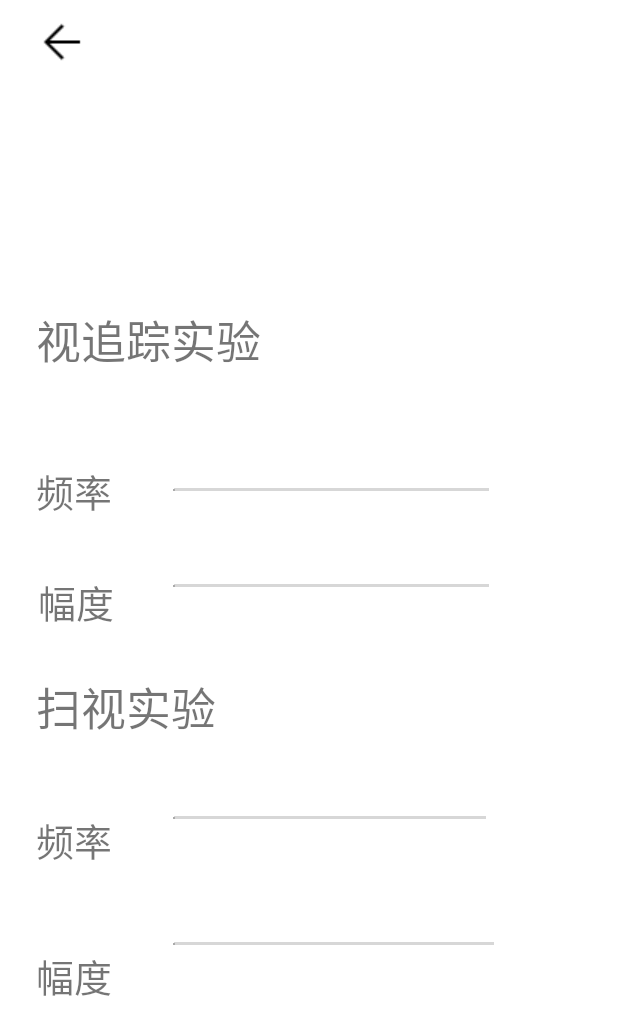
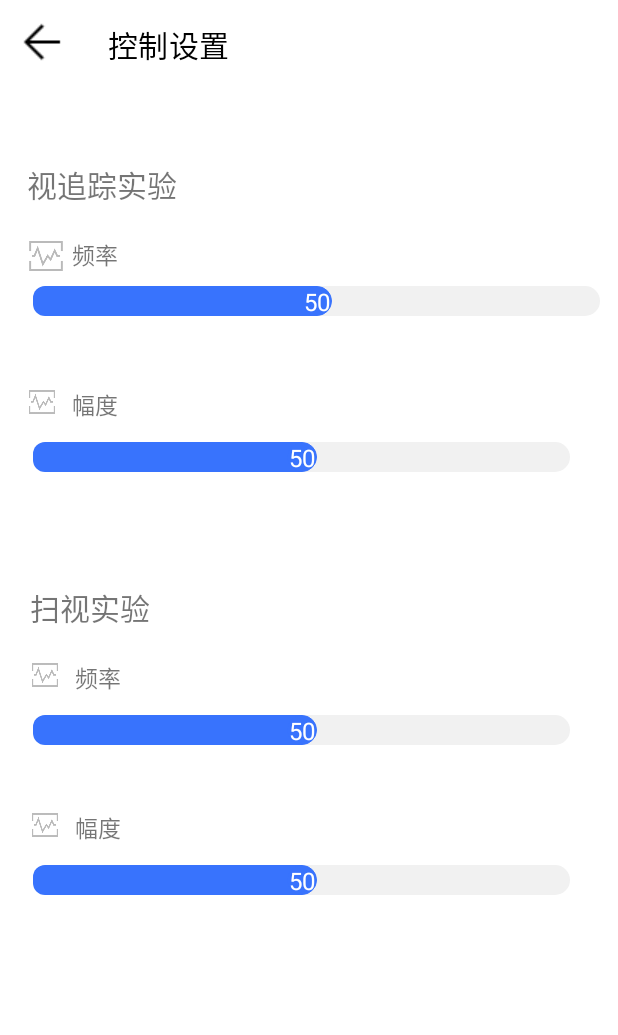
Before and after one commit to YanshanYu/HGHD, an Android app: the layout activity_param_setting.xml on its own in the app's theme, with its tools: preview values and no code run, on a phone screen of 412 x 824 dp. Shown: the top 1035 px of the screen. Run offline under Robolectric (Android 15) with nearby library versions, the phone set to English and light mode, and no system bars.

Commit message:
完成拖动条的界面

```diff
--- a/app/src/main/java/com/yu/zehnit/BaseActivity.java
+++ b/app/src/main/java/com/yu/zehnit/BaseActivity.java
@@ -2,6 +2,7 @@ package com.yu.zehnit;
 
 import android.os.Bundle;
 
+import androidx.appcompat.app.ActionBar;
 import androidx.appcompat.app.AppCompatActivity;
 
 public class BaseActivity extends AppCompatActivity {
@@ -10,6 +11,10 @@ public class BaseActivity extends AppCompatActivity {
     protected void onCreate(Bundle savedInstanceState) {
         super.onCreate(savedInstanceState);
         ActivityController.addActivity(this);
+        ActionBar actionBar = getSupportActionBar();
+        if (actionBar != null) {
+            actionBar.hide();
+        }
     }
 
     @Override
--- a/app/src/main/java/com/yu/zehnit/LoginActivity.java
+++ b/app/src/main/java/com/yu/zehnit/LoginActivity.java
@@ -29,14 +29,14 @@ public class LoginActivity extends BaseActivity {
     @Override
     protected void onCreate(Bundle savedInstanceState) {
         super.onCreate(savedInstanceState);
-        setContentView(R.layout.activity_login);
+
         intent = new Intent(LoginActivity.this, MainActivity.class);
 
         // 若已登录，直接进入主页
         SharedPreferences pref = getSharedPreferences("data", MODE_PRIVATE);
         Boolean isLogin = pref.getBoolean("isLogin", false);
         if (isLogin) startActivity(intent);
-
+        setContentView(R.layout.activity_login);
         editPhoneNumber = findViewById(R.id.edit_phone_number);
         editCode = findViewById(R.id.edit_code);
         editPhoneNumber.setInputType(InputType.TYPE_CLASS_NUMBER);
--- a/app/src/main/java/com/yu/zehnit/tools/IndicatorSeekBar.java
+++ b/app/src/main/java/com/yu/zehnit/tools/IndicatorSeekBar.java
@@ -44,8 +44,9 @@ public class IndicatorSeekBar extends AppCompatSeekBar {
         mPaint = new TextPaint();
 
         mPaint.setAntiAlias(true);
-        mPaint.setColor(Color.parseColor("#00574B"));
+//        mPaint.set(Color.parseColor("#FFFFFF"));
         mPaint.setTextSize(sp2px(16));
+        mPaint.setColor(Color.parseColor("#FFFFFF"));
 
         // 如果不设置padding，当滑动到最左边或最右边时，滑块会显示不全
         setPadding(mThumbWidth/4, 0, mThumbWidth/4, 0);
--- /dev/null
+++ b/app/src/main/res/drawable/boder_bottom.xml
@@ -0,0 +1,16 @@
+<?xml version="1.0" encoding="utf-8"?>
+<layer-list xmlns:android="http://schemas.android.com/apk/res/android" >
+    <item>
+        <shape>
+            <solid android:color="#55919191"/>
+        </shape>
+    </item>
+    <!-- 给View的上 左  右 下设置边框 ，其中只有底部边框是6dp,其他边框都为0-->
+    <item android:top="0dp" android:left="0dp" android:right="0dp" android:bottom="0.5dp" >
+        <shape>
+            <!--     View填充颜色 -->
+            <solid android:color="#FFFFFF" />
+        </shape>
+    </item>
+
+</layer-list>
--- a/app/src/main/res/drawable/ic_sb_24dp.xml
+++ b/app/src/main/res/drawable/ic_sb_24dp.xml
@@ -1,12 +1,13 @@
 <?xml version="1.0" encoding="utf-8"?>
 <shape xmlns:android="http://schemas.android.com/apk/res/android"
-    android:shape="rectangle"
+    android:shape="oval"
+
     android:useLevel="false">
-    <solid android:color="@android:color/darker_gray"/>  <!-- 颜色-->
+    <solid android:color="#3873FD"/>  <!-- 颜色-->
     <stroke
         android:width="0.5dp"
-        android:color="@android:color/darker_gray" />
+        android:color="#3873FD" />
     <size
-        android:width="1dp"
-        android:height="1dp" />
+        android:width="20dp"
+        android:height="20dp" />
 </shape>
--- a/app/src/main/res/drawable/seekbar_progress_drawable.xml
+++ b/app/src/main/res/drawable/seekbar_progress_drawable.xml
@@ -3,8 +3,8 @@
 
     <item android:id="@android:id/background">
         <shape>
-            <corners android:radius="8dp"/>
-            <solid android:color="@android:color/darker_gray"/>
+            <corners android:radius="10dp"/>
+            <solid android:color="#F1F1F1"/>
         </shape>
     </item>
 
@@ -12,7 +12,7 @@
         <clip>
             <shape>
                 <corners android:radius="8dp"/>
-                <solid android:color="#836FFF" />
+                <solid android:color="#3873FD" />
             </shape>
         </clip>
     </item>
--- a/app/src/main/res/layout/activity_param_setting.xml
+++ b/app/src/main/res/layout/activity_param_setting.xml
@@ -7,145 +7,206 @@
     android:visibility="visible"
     tools:context=".ui.control.ControlFragment">
 
-    <SeekBar
-        android:id="@+id/seekbar_nomal"
-        android:layout_width="242dp"
-        android:layout_height="37dp"
-        android:layout_marginStart="100dp"
-        android:layout_marginTop="372dp"
-        android:layout_marginEnd="50dp"
-        android:max="100"
-        android:thumb="@drawable/ic_sb_24dp"
-        android:thumbTintMode="add"
-        app:layout_constraintEnd_toEndOf="parent"
-        app:layout_constraintHorizontal_bias="0.0"
-        app:layout_constraintStart_toStartOf="parent"
-        app:layout_constraintTop_toTopOf="parent" />
-
-    <SeekBar
-        android:id="@+id/seekbar_nomal2"
-        style="@style/Widget.AppCompat.SeekBar"
-        android:layout_width="242dp"
-        android:layout_height="38dp"
-        android:layout_marginStart="100dp"
-        android:layout_marginTop="308dp"
-        android:layout_marginEnd="50dp"
-        android:max="100"
-        android:thumb="@drawable/ic_sb_24dp"
-        android:thumbTintMode="add"
-        app:layout_constraintEnd_toEndOf="parent"
-        app:layout_constraintHorizontal_bias="0.0"
-        app:layout_constraintStart_toStartOf="parent"
-        app:layout_constraintTop_toTopOf="parent" />
-
-    <SeekBar
-        android:id="@+id/seekbar_nomal3"
-        android:layout_width="240dp"
-        android:layout_height="35dp"
-        android:layout_marginStart="100dp"
-        android:layout_marginTop="528dp"
-        android:layout_marginEnd="50dp"
-        android:max="100"
-        android:thumb="@drawable/ic_sb_24dp"
-        android:thumbTintMode="add"
-        app:layout_constraintEnd_toEndOf="parent"
-        app:layout_constraintHorizontal_bias="0.0"
-        app:layout_constraintStart_toStartOf="parent"
-        app:layout_constraintTop_toTopOf="parent" />
-
-    <SeekBar
-        android:id="@+id/seekbar_nomal4"
-        android:layout_width="245dp"
-        android:layout_height="35dp"
-        android:layout_marginStart="100dp"
-        android:layout_marginTop="612dp"
-        android:layout_marginEnd="50dp"
-        android:max="100"
-        android:thumb="@drawable/ic_sb_24dp"
-        android:thumbTintMode="add"
-        app:layout_constraintEnd_toEndOf="parent"
-        app:layout_constraintHorizontal_bias="0.0"
-        app:layout_constraintStart_toStartOf="parent"
-        app:layout_constraintTop_toTopOf="parent" />
-
-    <TextView
-        android:id="@+id/textView"
-        android:layout_width="wrap_content"
-        android:layout_height="wrap_content"
-        android:layout_marginStart="24dp"
-        android:layout_marginTop="308dp"
-        android:text="@string/frequency"
-        android:textSize="25sp"
-        app:layout_constraintStart_toStartOf="parent"
-        app:layout_constraintTop_toTopOf="parent" />
-
-    <TextView
-        android:id="@+id/textView2"
-        android:layout_width="wrap_content"
-        android:layout_height="wrap_content"
-        android:layout_marginStart="25dp"
-        android:layout_marginTop="35dp"
-        android:text="@string/range"
-        android:textSize="25sp"
-        app:layout_constraintStart_toStartOf="parent"
-        app:layout_constraintTop_toBottomOf="@+id/textView" />
-
-    <TextView
-        android:id="@+id/textView3"
-        android:layout_width="wrap_content"
-        android:layout_height="wrap_content"
-        android:layout_marginStart="24dp"
-        android:layout_marginTop="120dp"
-        android:text="@string/frequency"
-        android:textSize="25sp"
-        app:layout_constraintStart_toStartOf="parent"
-        app:layout_constraintTop_toBottomOf="@+id/textView2" />
-
-    <TextView
-        android:id="@+id/textView4"
-        android:layout_width="wrap_content"
-        android:layout_height="wrap_content"
-        android:layout_marginStart="24dp"
-        android:layout_marginTop="52dp"
-        android:text="@string/range"
-        android:textSize="25sp"
-        app:layout_constraintStart_toStartOf="parent"
-        app:layout_constraintTop_toBottomOf="@+id/textView3" />
-
-    <TextView
-        android:id="@+id/textView5"
-        android:layout_width="wrap_content"
-        android:layout_height="wrap_content"
-        android:layout_marginStart="24dp"
-        android:layout_marginTop="204dp"
-        android:text="@string/experiment1"
-        android:textSize="30sp"
-        app:layout_constraintStart_toStartOf="parent"
-        app:layout_constraintTop_toTopOf="parent" />
-
-    <TextView
-        android:id="@+id/textView6"
-        android:layout_width="wrap_content"
-        android:layout_height="wrap_content"
-        android:layout_marginStart="24dp"
-        android:layout_marginTop="28dp"
-        android:text="@string/experiment2"
-        android:textSize="30sp"
-        app:layout_constraintStart_toStartOf="parent"
-        app:layout_constraintTop_toBottomOf="@+id/textView2" />
-
     <androidx.appcompat.widget.Toolbar
         android:id="@+id/toolbar3"
-        android:layout_width="385dp"
+        android:layout_width="match_parent"
         android:layout_height="60dp"
-        android:background="@color/white"
+        android:background="@drawable/boder_bottom"
         android:minHeight="?attr/actionBarSize"
         android:theme="?attr/actionBarTheme"
         app:layout_constraintEnd_toEndOf="parent"
         app:layout_constraintStart_toStartOf="parent"
         app:layout_constraintTop_toTopOf="parent"
         app:navigationIcon="@drawable/back"
-        app:title="控制设置" />
+        app:titleTextColor="#000"
+        app:title="控制设置"
+        />
+
+    <TextView
+        android:id="@+id/class_sin_text"
+        android:layout_width="wrap_content"
+        android:layout_height="wrap_content"
+        android:layout_marginStart="18dp"
+        android:layout_marginTop="108dp"
+        android:text="视追踪实验"
+        android:textSize="20sp"
+        app:layout_constraintStart_toStartOf="parent"
+        app:layout_constraintTop_toTopOf="parent" />
+
+    <TextView
+        android:id="@+id/sin_frequency_indicator"
+        android:layout_width="wrap_content"
+        android:layout_height="wrap_content"
+        android:background="@drawable/propm"
+        android:gravity="center"
+        android:textColor="#3270F9"
+        android:textSize="16sp"
+        android:visibility="invisible"
+        app:layout_constraintStart_toStartOf="@+id/sin_frequency_text"
+        app:layout_constraintTop_toTopOf="@+id/sin_frequency_text"
+        android:layout_marginTop="0dp"
+        android:layout_marginEnd="50dp" />
 
 
+    <com.yu.zehnit.tools.IndicatorSeekBar
+        android:id="@+id/sin_frequency"
+        android:layout_width="match_parent"
+        android:layout_height="37dp"
+        android:layout_marginStart="10dp"
+        android:layout_marginTop="24dp"
+        android:background="@null"
+        android:max="100"
+        android:maxHeight="20dp"
+        android:minHeight="20dp"
+        android:progress="50"
+        android:progressDrawable="@drawable/seekbar_progress_drawable"
+        android:splitTrack="false"
+        android:thumb="@drawable/ic_sb_24dp"
+        app:layout_constraintStart_toStartOf="@+id/sin_frequency_img"
+        app:layout_constraintTop_toTopOf="@+id/sin_frequency_img" />
+
+    <com.yu.zehnit.tools.IndicatorSeekBar
+        android:id="@+id/sin_amplitude"
+        android:layout_width="match_parent"
+        android:layout_height="37dp"
+        android:layout_marginTop="28dp"
+        android:layout_marginStart="10dp"
+        android:layout_marginEnd="20dp"
+        android:background="@null"
+        android:max="100"
+        android:maxHeight="20dp"
+        android:minHeight="20dp"
+        android:progress="50"
+        android:progressDrawable="@drawable/seekbar_progress_drawable"
+        app:layout_constraintStart_toStartOf="@id/sin_amplitude_img"
+        app:layout_constraintTop_toTopOf="@id/sin_amplitude_img"
+        android:splitTrack="false"
+        android:thumb="@drawable/ic_sb_24dp" />
+
+
+    <com.yu.zehnit.tools.IndicatorSeekBar
+        android:id="@+id/fang_frequency"
+        android:layout_width="match_parent"
+        android:layout_height="37dp"
+        android:layout_marginTop="28dp"
+        android:layout_marginEnd="20dp"
+        android:layout_marginStart="10dp"
+        android:background="@null"
+        android:max="100"
+        android:maxHeight="20dp"
+        android:minHeight="20dp"
+        android:progress="50"
+        android:progressDrawable="@drawable/seekbar_progress_drawable"
+        app:layout_constraintStart_toStartOf="@id/fang_frequency_img"
+        app:layout_constraintTop_toTopOf="@id/fang_frequency_img"
+        android:splitTrack="false"
+        android:thumb="@drawable/ic_sb_24dp" />
+
+    <com.yu.zehnit.tools.IndicatorSeekBar
+        android:id="@+id/fang_amplitude"
+        android:layout_width="match_parent"
+        android:layout_height="37dp"
+        android:layout_marginTop="28dp"
+        android:layout_marginEnd="20dp"
+        android:layout_marginStart="10dp"
+        android:background="@null"
+        android:max="100"
+        android:maxHeight="20dp"
+        android:minHeight="20dp"
+        android:progress="50"
+        android:progressDrawable="@drawable/seekbar_progress_drawable"
+        app:layout_constraintStart_toStartOf="@id/fang_amplitude_img"
+        app:layout_constraintTop_toTopOf="@id/fang_amplitude_img"
+        android:splitTrack="false"
+        android:thumb="@drawable/ic_sb_24dp" />
+
+
+    <TextView
+        android:id="@+id/sin_frequency_text"
+        android:layout_width="wrap_content"
+        android:layout_height="wrap_content"
+        android:layout_marginStart="30dp"
+        android:text="频率"
+        android:textSize="15sp"
+        app:layout_constraintStart_toStartOf="@+id/sin_frequency_img"
+        app:layout_constraintTop_toTopOf="@+id/sin_frequency_img" />
+
+    <TextView
+        android:id="@+id/sin_amplitude_text"
+        android:layout_width="wrap_content"
+        android:layout_height="wrap_content"
+        android:layout_marginStart="30dp"
+        android:text="幅度"
+        android:textSize="15sp"
+        app:layout_constraintStart_toStartOf="@+id/sin_amplitude_img"
+        app:layout_constraintTop_toTopOf="@+id/sin_amplitude_img" />
+
+    <TextView
+        android:id="@+id/fang_frequency_text"
+        android:layout_width="wrap_content"
+        android:layout_height="wrap_content"
+        android:layout_marginStart="30dp"
+        android:text="频率"
+        android:textSize="15sp"
+        app:layout_constraintStart_toStartOf="@id/fang_frequency_img"
+        app:layout_constraintTop_toTopOf="@id/fang_frequency_img" />
+
+    <TextView
+        android:id="@+id/fang_amplitude_text"
+        android:layout_width="wrap_content"
+        android:layout_height="wrap_content"
+        android:layout_marginStart="30dp"
+        android:text="幅度"
+        android:textSize="15sp"
+        app:layout_constraintStart_toStartOf="@id/fang_amplitude_img"
+        app:layout_constraintTop_toTopOf="@+id/fang_amplitude_img" />
+
+
+    <TextView
+        android:id="@+id/class_fang_text"
+        android:layout_width="wrap_content"
+        android:layout_height="wrap_content"
+        android:layout_marginStart="20dp"
+        android:layout_marginTop="390dp"
+        android:text="扫视实验"
+        android:textSize="20sp"
+        app:layout_constraintStart_toStartOf="parent"
+        app:layout_constraintTop_toTopOf="parent" />
+
+    <ImageView
+        android:id="@+id/sin_frequency_img"
+        android:layout_width="25dp"
+        android:layout_height="25dp"
+        android:layout_marginTop="50dp"
+        android:src="@drawable/frequency"
+        app:layout_constraintStart_toStartOf="@id/class_sin_text"
+        app:layout_constraintTop_toTopOf="@id/class_sin_text" />
+
+    <ImageView
+        android:id="@+id/sin_amplitude_img"
+        android:layout_width="20dp"
+        android:layout_height="20dp"
+        android:layout_marginTop="100dp"
+        android:src="@drawable/frequency"
+        app:layout_constraintStart_toStartOf="@id/sin_frequency_img"
+        app:layout_constraintTop_toTopOf="@id/sin_frequency_img" />
+
+
+    <ImageView
+        android:id="@+id/fang_frequency_img"
+        android:layout_width="20dp"
+        android:layout_height="20dp"
+        android:layout_marginTop="50dp"
+        android:src="@drawable/frequency"
+        app:layout_constraintStart_toStartOf="@id/class_fang_text"
+        app:layout_constraintTop_toTopOf="@id/class_fang_text" />
+
+    <ImageView
+        android:id="@+id/fang_amplitude_img"
+        android:layout_width="20dp"
+        android:layout_height="20dp"
+        android:layout_marginTop="100dp"
+        android:src="@drawable/frequency"
+        app:layout_constraintStart_toStartOf="@id/fang_frequency_img"
+        app:layout_constraintTop_toTopOf="@id/fang_frequency_img" />
 </androidx.constraintlayout.widget.ConstraintLayout>
--- a/app/src/main/res/layout/fragment_home.xml
+++ b/app/src/main/res/layout/fragment_home.xml
@@ -39,15 +39,14 @@
     <Button
         android:layout_width="360dp"
         android:layout_height="204dp"
-        android:layout_marginStart="25dp"
         android:layout_marginTop="120dp"
-        android:layout_marginEnd="25dp"
         android:background="@color/white"
         android:drawableTop="@drawable/add_course"
         android:text="@string/add_equipment"
         android:textSize="35sp"
         app:layout_constraintTop_toBottomOf="@+id/logo"
-        tools:ignore="MissingConstraints" />
+        tools:ignore="MissingConstraints"
+        tools:layout_editor_absoluteX="33dp" />
 
 
 </androidx.constraintlayout.widget.ConstraintLayout>
```
Also changed, not shown: app/src/main/AndroidManifest.xml (+10 -13 lines), app/src/main/java/com/yu/zehnit/ControlSettingActivity.java (deleted, +0 -67 lines), app/src/main/java/com/yu/zehnit/ParamSettingActivity.java (+57 -3 lines), app/src/main/res/layout/activity_control_setting.xml (deleted, +0 -169 lines), app/src/main/res/drawable/frequency.png (added), app/src/main/res/drawable/propm.png (added).
